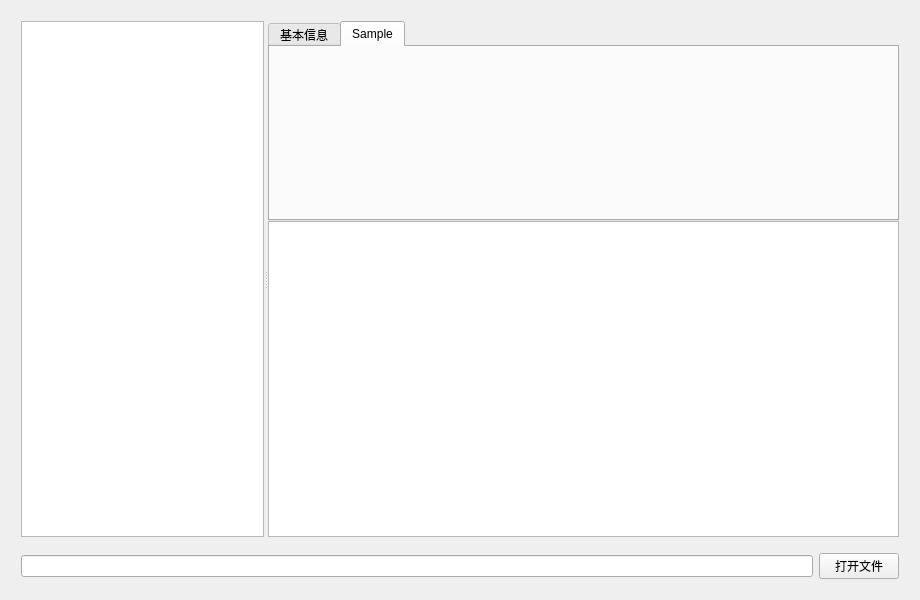
This is src/mainwindow.ui in ksvc/MediaParser as Qt 5 draws it before an edit. The edited form follows.
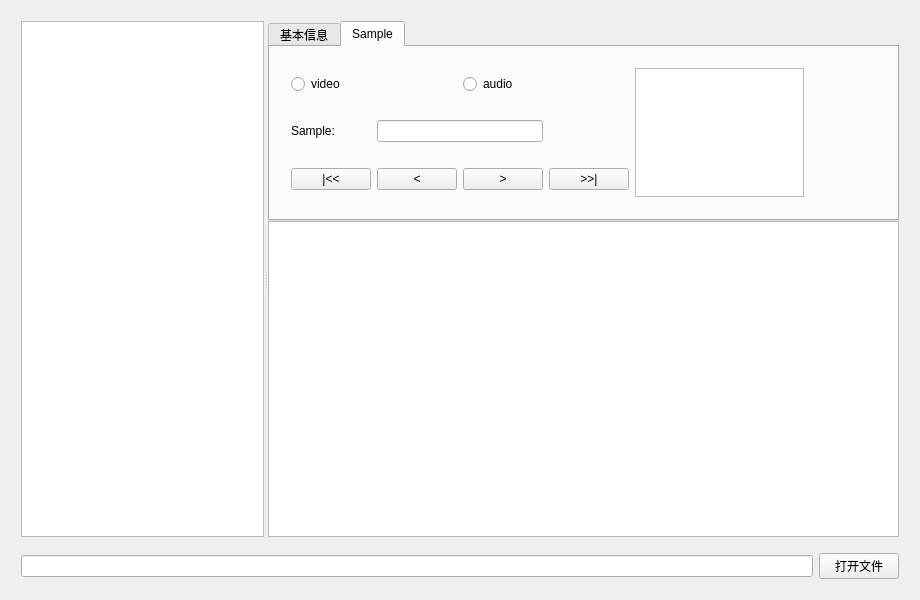
This is the edited form. The open tabs and pages were chosen to show the change.

Commit message: show sample info

```diff
--- a/src/mainwindow.ui
+++ b/src/mainwindow.ui
@@ -114,6 +114,88 @@
              <attribute name="title">
               <string>Sample</string>
              </attribute>
+             <widget class="QWidget" name="">
+              <property name="geometry">
+               <rect>
+                <x>10</x>
+                <y>10</y>
+                <width>535</width>
+                <height>151</height>
+               </rect>
+              </property>
+              <layout class="QHBoxLayout" name="horizontalLayout_2">
+               <item>
+                <layout class="QGridLayout" name="gridLayout_2">
+                 <property name="verticalSpacing">
+                  <number>20</number>
+                 </property>
+                 <item row="0" column="0" colspan="2">
+                  <widget class="QRadioButton" name="radioVideo">
+                   <property name="text">
+                    <string>video</string>
+                   </property>
+                  </widget>
+                 </item>
+                 <item row="1" column="0">
+                  <widget class="QLabel" name="label">
+                   <property name="text">
+                    <string>Sample:</string>
+                   </property>
+                  </widget>
+                 </item>
+                 <item row="2" column="0">
+                  <widget class="QPushButton" name="homeButton">
+                   <property name="text">
+                    <string>|&lt;&lt;</string>
+                   </property>
+                  </widget>
+                 </item>
+                 <item row="2" column="1">
+                  <widget class="QPushButton" name="prevButton">
+                   <property name="text">
+                    <string>&lt;</string>
+                   </property>
+                  </widget>
+                 </item>
+                 <item row="2" column="2">
+                  <widget class="QPushButton" name="nextButton">
+                   <property name="text">
+                    <string>&gt;</string>
+                   </property>
+                  </widget>
+                 </item>
+                 <item row="2" column="3">
+                  <widget class="QPushButton" name="endButton">
+                   <property name="text">
+                    <string>&gt;&gt;|</string>
+                   </property>
+                  </widget>
+                 </item>
+                 <item row="1" column="1" colspan="2">
+                  <widget class="QLineEdit" name="lineEditSample">
+                   <property name="alignment">
+                    <set>Qt::AlignRight|Qt::AlignTrailing|Qt::AlignVCenter</set>
+                   </property>
+                  </widget>
+                 </item>
+                 <item row="0" column="2" colspan="2">
+                  <widget class="QRadioButton" name="radioAudio">
+                   <property name="text">
+                    <string>audio</string>
+                   </property>
+                  </widget>
+                 </item>
+                </layout>
+               </item>
+               <item>
+                <widget class="QTextEdit" name="textEditSampleInfo">
+                 <property name="readOnly">
+                  <bool>true</bool>
+                 </property>
+                </widget>
+               </item>
+              </layout>
+             </widget>
             </widget>
            </widget>
           </item>
```
Left out of the diff: 2 changed lines with no effect on the pictures. The commit also changes 4 other files.
